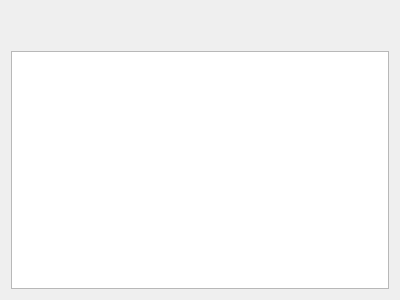
Old version of the form newsfeedpostview.ui in the repository brik/facebrick.
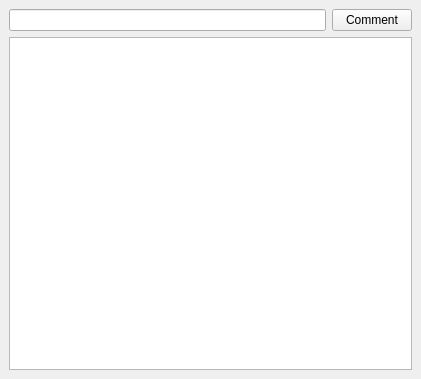
New version of the form.

Commit message: Big changes to comments UI.

Patch:
```diff
--- a/newsfeedpostview.ui
+++ b/newsfeedpostview.ui
@@ -1,56 +1,37 @@
 <?xml version="1.0" encoding="UTF-8"?>
 <ui version="4.0">
  <class>NewsFeedPostView</class>
- <widget class="QWidget" name="NewsFeedPostView">
+ <widget class="QMainWindow" name="NewsFeedPostView">
   <property name="geometry">
    <rect>
     <x>0</x>
     <y>0</y>
-    <width>400</width>
-    <height>300</height>
+    <width>421</width>
+    <height>379</height>
    </rect>
   </property>
   <property name="windowTitle">
    <string>Dialog</string>
   </property>
-  <layout class="QVBoxLayout" name="verticalLayout_2">
+  <widget class="QWidget" name="centralwidget">
+   <layout class="QVBoxLayout" name="verticalLayout">
    <item>
-    <layout class="QHBoxLayout" name="horizontalLayout" stretch="0,0">
-     <item>
-      <widget class="QLabel" name="authorAvatar">
-       <property name="maximumSize">
-        <size>
-         <width>50</width>
-         <height>50</height>
-        </size>
-       </property>
-       <property name="text">
-        <string/>
-       </property>
-      </widget>
+     <layout class="QHBoxLayout" name="horizontalLayout">
+      <property name="topMargin">
+       <number>0</number>
+      </property>
+      <item>
+       <widget class="QLineEdit" name="lineEdit"/>
      </item>
      <item>
-      <widget class="QLabel" name="authorName">
+       <widget class="QPushButton" name="commentButton">
        <property name="text">
-        <string/>
-       </property>
-       <property name="textFormat">
-        <enum>Qt::PlainText</enum>
+         <string>Comment</string>
        </property>
       </widget>
      </item>
     </layout>
    </item>
-   <item>
-    <widget class="QLabel" name="newsPost">
-     <property name="text">
-      <string/>
-     </property>
-     <property name="wordWrap">
-      <bool>true</bool>
-     </property>
-    </widget>
-   </item>
    <item>
     <widget class="QListView" name="commentsListView">
      <property name="horizontalScrollBarPolicy">
@@ -59,6 +40,17 @@
     </widget>
    </item>
   </layout>
+  </widget>
+  <widget class="QMenuBar" name="menubar">
+   <property name="geometry">
+    <rect>
+     <x>0</x>
+     <y>0</y>
+     <width>421</width>
+     <height>23</height>
+    </rect>
+   </property>
+  </widget>
  </widget>
  <resources/>
  <connections/>
```
Left out of the diff: 2 changed lines with no effect on the pictures. Lines whose indentation alone changed are shown as unchanged. The commit also changes 2 other files.
